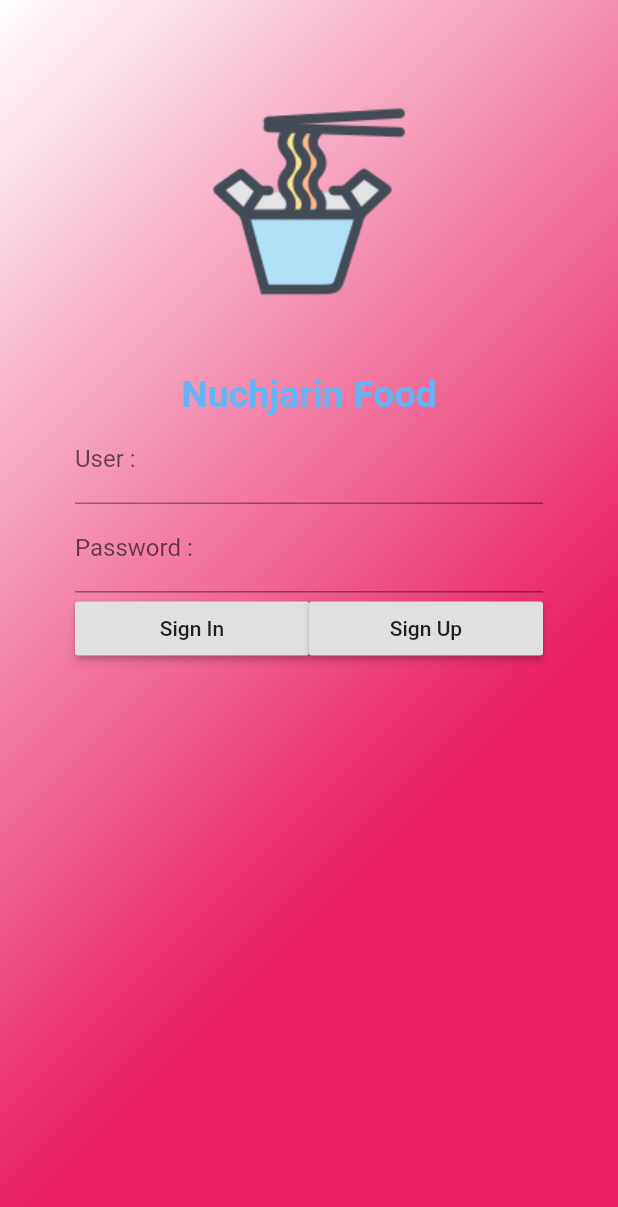
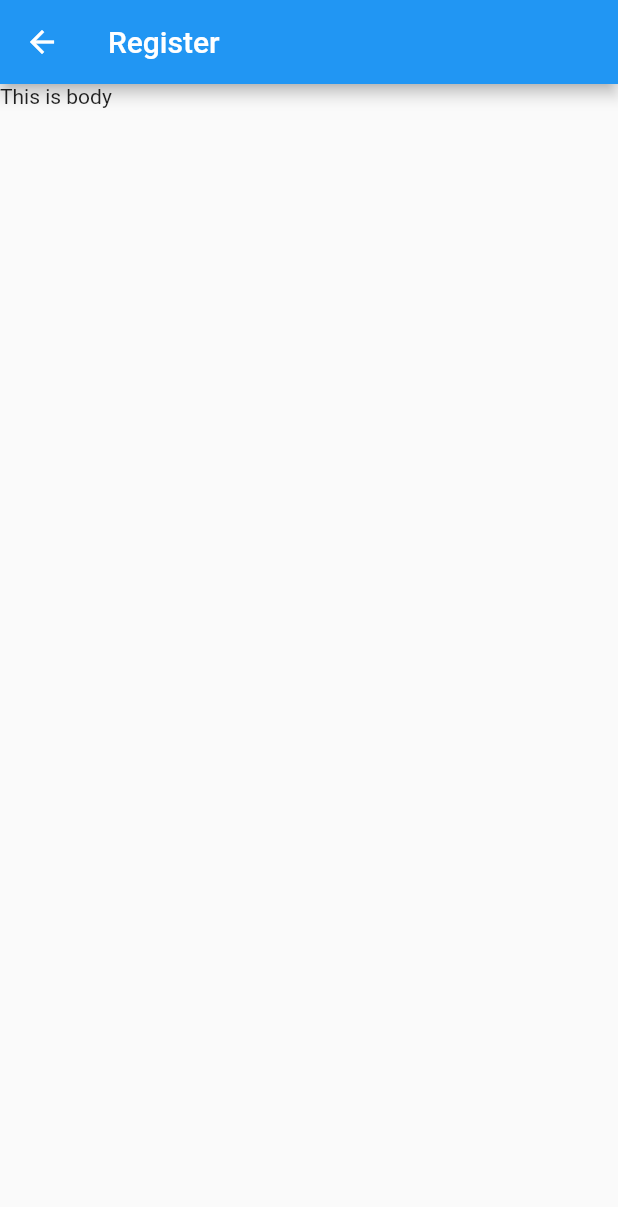
Before and after one commit to ThamNuchjarin/NuchjarinFood, a Flutter app: the screen it shows after launch, after a tap on "Sign Up", on a phone screen of 412 x 824 dp. Shown: the top 1207 px of the screen. Run offline on Flutter 3.47's test engine with Material 2 defaults, Android fonts, the phone set to English and light mode, and no system bars.

Commit message:
Create rout complete

```diff
--- a/lib/screens/authen.dart
+++ b/lib/screens/authen.dart
@@ -1,5 +1,6 @@
 import 'package:flutter/material.dart';
 import 'package:flutter/widgets.dart';
+import 'package:nuchjarin_food/screens/register.dart';
 
 class Authen extends StatefulWidget {
   @override
@@ -11,10 +12,17 @@ class _AuthenState extends State<Authen> {
     return Image.asset('images/logo.png');
   }
 
-  Widget showSignUp() {
+  Widget showSignUp(BuildContext context) {
     return RaisedButton(
       child: Text('Sign Up'),
-      onPressed: () {},
+      onPressed: () {
+        print('You click Signup');
+
+        // Creat Router
+        var registerRouter =
+            MaterialPageRoute(builder: (BuildContext context) => Register());
+            Navigator.of(context).push(registerRouter);
+      },
     );
   }
 
@@ -80,7 +88,7 @@ class _AuthenState extends State<Authen> {
                       child: showSignIn(),
                     ),
                     Expanded(
-                      child: showSignUp(),
+                      child: showSignUp(context),
                     )
                   ],
                 ),
--- /dev/null
+++ b/lib/screens/register.dart
@@ -0,0 +1,17 @@
+import 'package:flutter/material.dart';
+
+class Register extends StatefulWidget {
+  @override
+  _RegisterState createState() => _RegisterState();
+}
+
+class _RegisterState extends State<Register> {
+  @override
+  Widget build(BuildContext context) {
+    return Scaffold(
+      appBar: AppBar(
+        title: Text('Register'),
+      ),body: Text('This is body'),
+    );
+  }
+}
```
